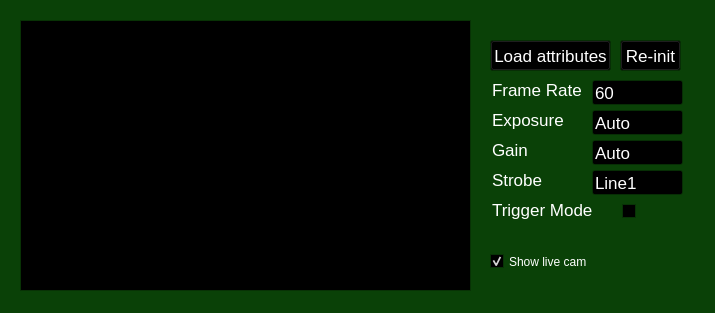
Before: the Qt Designer form jackfish/gui/cam_gui.ui in jbmelander/jackfish, drawn with Qt 5.
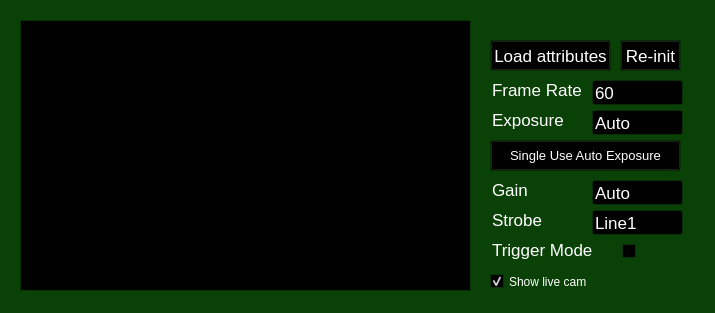
After: the same form once the commit is applied. Custom widgets are drawn as their Qt base class.

Commit message: auto-exposure push and better edit display

The edit to the form file:
```diff
--- a/jackfish/gui/cam_gui.ui
+++ b/jackfish/gui/cam_gui.ui
@@ -469,7 +469,7 @@
    <property name="geometry">
     <rect>
      <x>622</x>
-     <y>200</y>
+     <y>240</y>
      <width>16</width>
      <height>23</height>
     </rect>
@@ -485,7 +485,7 @@
    <property name="geometry">
     <rect>
      <x>492</x>
-     <y>160</y>
+     <y>200</y>
      <width>81</width>
      <height>40</height>
     </rect>
@@ -573,7 +573,7 @@
    <property name="geometry">
     <rect>
      <x>492</x>
-     <y>190</y>
+     <y>230</y>
      <width>101</width>
      <height>40</height>
     </rect>
@@ -595,7 +595,7 @@
    <property name="geometry">
     <rect>
      <x>492</x>
-     <y>130</y>
+     <y>170</y>
      <width>81</width>
      <height>40</height>
     </rect>
@@ -617,7 +617,7 @@
    <property name="geometry">
     <rect>
      <x>592</x>
-     <y>140</y>
+     <y>180</y>
      <width>91</width>
      <height>25</height>
     </rect>
@@ -639,7 +639,7 @@
    <property name="geometry">
     <rect>
      <x>592</x>
-     <y>170</y>
+     <y>210</y>
      <width>91</width>
      <height>25</height>
     </rect>
@@ -702,7 +702,7 @@
    <property name="geometry">
     <rect>
      <x>490</x>
-     <y>250</y>
+     <y>270</y>
      <width>121</width>
      <height>23</height>
     </rect>
@@ -733,6 +733,25 @@
     <string>Load attributes</string>
    </property>
   </widget>
+  <widget class="QPushButton" name="exposure_push">
+   <property name="geometry">
+    <rect>
+     <x>490</x>
+     <y>140</y>
+     <width>191</width>
+     <height>31</height>
+    </rect>
+   </property>
+   <property name="font">
+    <font>
+     <family>Arial</family>
+     <pointsize>10</pointsize>
+    </font>
+   </property>
+   <property name="text">
+    <string>Single Use Auto Exposure</string>
+   </property>
+  </widget>
  </widget>
  <customwidgets>
   <customwidget>
```
The commit also changes 6 other files.
